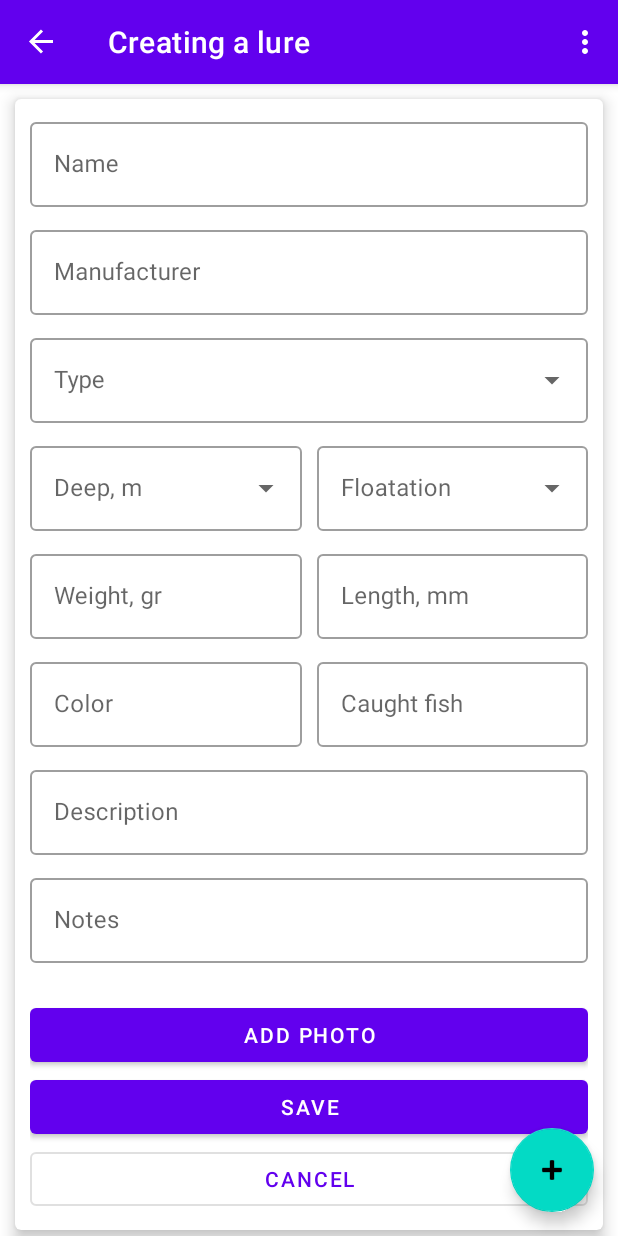
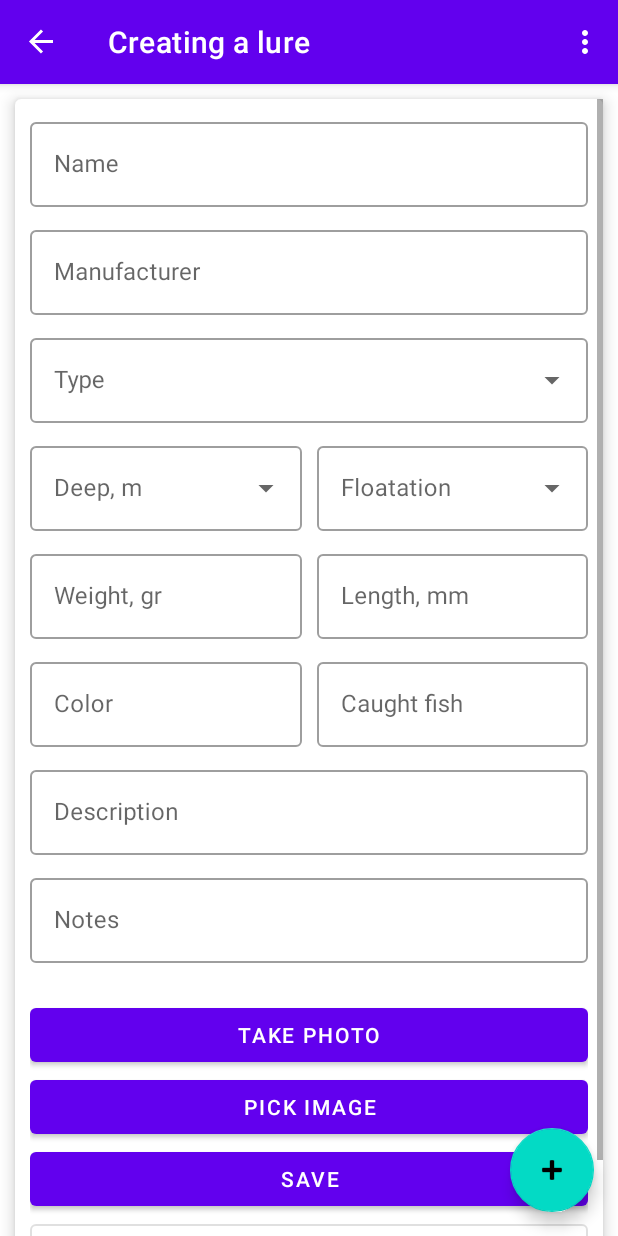
Before and after one commit to nanstas/Fisherman-s-pocket, an Android app: the screen it shows after launch (MainActivity), after a tap on an icon or button, on a phone screen of 412 x 824 dp. Run offline under Robolectric (Android 15) with nearby library versions, the phone set to English and light mode, and no system bars; our stand-ins replace Dagger/Hilt's generated code, Room's generated code, navigation-ui; libraries missing offline, so code that uses them is left out: com.github.dhaval2404.imagepicker.

Commit message:
add Glide & ImagePiker

```diff
--- a/app/src/main/AndroidManifest.xml
+++ b/app/src/main/AndroidManifest.xml
@@ -5,7 +5,7 @@
     <application
         android:name=".app.App"
         android:allowBackup="true"
-        android:icon="@mipmap/ic_launcher"
+        android:icon="@mipmap/ic_launcher_fish"
         android:label="@string/app_name"
         android:roundIcon="@mipmap/ic_launcher_fish_round"
         android:supportsRtl="true"
--- a/app/src/main/java/com/nanoshkin/fishermanspocket/presentation/ui/CreateEditLureFragment.kt
+++ b/app/src/main/java/com/nanoshkin/fishermanspocket/presentation/ui/CreateEditLureFragment.kt
@@ -1,11 +1,18 @@
 package com.nanoshkin.fishermanspocket.presentation.ui
 
+import android.app.Activity
+import android.content.Intent
+import android.net.Uri
 import android.os.Bundle
+import android.view.LayoutInflater
 import android.view.View
+import android.view.ViewGroup
 import android.widget.ArrayAdapter
+import android.widget.Toast
 import androidx.fragment.app.Fragment
 import androidx.fragment.app.viewModels
 import androidx.navigation.fragment.findNavController
+import com.github.dhaval2404.imagepicker.ImagePicker
 import com.nanoshkin.fishermanspocket.R
 import com.nanoshkin.fishermanspocket.databinding.FragmentCreateEditLureBinding
 import com.nanoshkin.fishermanspocket.domain.models.Lure
@@ -19,14 +26,51 @@ import com.nanoshkin.fishermanspocket.utils.Utils.convertLureTypeCategory
 import dagger.hilt.android.AndroidEntryPoint
 
 @AndroidEntryPoint
-class CreateEditLureFragment : Fragment(R.layout.fragment_create_edit_lure) {
+class CreateEditLureFragment : Fragment() {
+    private val photoRequestCode = 1
+    private val cameraRequestCode = 2
+
     private val viewModel: LureViewModel by viewModels()
     private lateinit var binding: FragmentCreateEditLureBinding
+
+    private var uri: Uri? = null
+
+    override fun onCreateView(
+        inflater: LayoutInflater,
+        container: ViewGroup?,
+        savedInstanceState: Bundle?
+    ): View? {
+        binding = FragmentCreateEditLureBinding.inflate(inflater, container, false)
+
+        binding.pickImageButton.setOnClickListener {
+            ImagePicker.with(this)
+                .crop()
+                .compress(2048)
+                .galleryOnly()
+                .galleryMimeTypes(
+                    arrayOf(
+                        "image/png",
+                        "image/jpeg",
+                    )
+                )
+                .start(photoRequestCode)
+        }
+
+        binding.takePhotoButton.setOnClickListener {
+            ImagePicker.with(this)
+                .crop()
+                .compress(2048)
+                .cameraOnly()
+                .start(cameraRequestCode)
+        }
+
+        return binding.root
+    }
 
     override fun onViewCreated(view: View, savedInstanceState: Bundle?) {
         super.onViewCreated(view, savedInstanceState)
 
-        binding = FragmentCreateEditLureBinding.bind(view)
+//        binding = FragmentCreateEditLureBinding.bind(view)
 
         with(binding) {
             val lureTypeAdapter =
@@ -62,8 +106,22 @@ class CreateEditLureFragment : Fragment(R.layout.fragment_create_edit_lure) {
                 description = descriptionEditText.text.toString(),
                 color = colorEditText.text.toString(),
                 effectiveness = caughtFishEditText.text.toString().toIntOrNull(),
-                notes = notesEditText.text.toString()
+                notes = notesEditText.text.toString(),
+                imageUrl = uri.toString()
             )
         }
     }
+
+    override fun onActivityResult(requestCode: Int, resultCode: Int, data: Intent?) {
+        super.onActivityResult(requestCode, resultCode, data)
+        if (resultCode == ImagePicker.RESULT_ERROR) {
+            Toast.makeText(requireContext(), ImagePicker.getError(data), Toast.LENGTH_SHORT).show()
+            return
+        }
+        if (resultCode == Activity.RESULT_OK && requestCode == photoRequestCode || resultCode == Activity.RESULT_OK && requestCode == cameraRequestCode) {
+            uri = data?.data
+//            viewModel.changePhoto(uri, file)
+            return
+        }
+    }
 }
--- /dev/null
+++ b/app/src/main/res/drawable/ic_no_photography_24.xml
@@ -0,0 +1,5 @@
+<vector android:alpha="0.1" android:height="24dp" android:tint="#868686"
+    android:viewportHeight="24" android:viewportWidth="24"
+    android:width="24dp" xmlns:android="http://schemas.android.com/apk/res/android">
+    <path android:fillColor="@android:color/white" android:pathData="M10.94,8.12L7.48,4.66L9,3h6l1.83,2H20c1.1,0 2,0.9 2,2v12c0,0.05 -0.01,0.1 -0.02,0.16l-5.1,-5.1C16.96,13.71 17,13.36 17,13c0,-2.76 -2.24,-5 -5,-5C11.64,8 11.29,8.04 10.94,8.12zM20.49,23.31L18.17,21H4c-1.1,0 -2,-0.9 -2,-2V7c0,-0.59 0.27,-1.12 0.68,-1.49l-2,-2L2.1,2.1l19.8,19.8L20.49,23.31zM14.49,17.32l-1.5,-1.5C12.67,15.92 12.35,16 12,16c-1.66,0 -3,-1.34 -3,-3c0,-0.35 0.08,-0.67 0.19,-0.98l-1.5,-1.5C7.25,11.24 7,12.09 7,13c0,2.76 2.24,5 5,5C12.91,18 13.76,17.75 14.49,17.32z"/>
+</vector>
--- a/app/src/main/res/layout/fragment_create_edit_lure.xml
+++ b/app/src/main/res/layout/fragment_create_edit_lure.xml
@@ -222,14 +222,23 @@
             </com.google.android.material.textfield.TextInputLayout>
 
             <com.google.android.material.button.MaterialButton
-                android:id="@+id/add_photo_button"
+                android:id="@+id/take_photo_button"
                 android:layout_width="match_parent"
                 android:layout_height="wrap_content"
                 android:layout_marginTop="@dimen/spacing_large"
-                android:text="@string/add_photo"
+                android:text="@string/take_photo"
                 app:layout_constraintEnd_toEndOf="parent"
                 app:layout_constraintStart_toStartOf="parent"
                 app:layout_constraintTop_toBottomOf="@id/notes_text_input_layout" />
+
+            <com.google.android.material.button.MaterialButton
+                android:id="@+id/pick_image_button"
+                android:layout_width="match_parent"
+                android:layout_height="wrap_content"
+                android:text="@string/pick_image"
+                app:layout_constraintEnd_toEndOf="parent"
+                app:layout_constraintStart_toStartOf="parent"
+                app:layout_constraintTop_toBottomOf="@id/take_photo_button" />
 
             <com.google.android.material.button.MaterialButton
                 android:id="@+id/save_button"
@@ -239,7 +248,7 @@
                 android:text="@string/save"
                 app:layout_constraintEnd_toEndOf="parent"
                 app:layout_constraintStart_toStartOf="parent"
-                app:layout_constraintTop_toBottomOf="@id/add_photo_button" />
+                app:layout_constraintTop_toBottomOf="@id/pick_image_button" />
 
             <com.google.android.material.button.MaterialButton
                 android:id="@+id/cancel_button"
--- a/app/src/main/res/values/strings.xml
+++ b/app/src/main/res/values/strings.xml
@@ -29,7 +29,8 @@
     <string name="cancel">Cancel</string>
     <string name="length">Length, mm</string>
     <string name="length_with_colon">Length, mm:</string>
-    <string name="add_photo">Add photo</string>
+    <string name="take_photo">Take photo</string>
+    <string name="pick_image">Pick image</string>
     <string name="notes">Notes</string>
     <string name="color">Color</string>
     <string name="color_with_colon">Color:</string>
--- a/build.gradle
+++ b/build.gradle
@@ -5,7 +5,7 @@ buildscript {
         mavenCentral()
     }
     dependencies {
-        classpath 'com.android.tools.build:gradle:7.1.0'
+        classpath 'com.android.tools.build:gradle:7.1.1'
         classpath "org.jetbrains.kotlin:kotlin-gradle-plugin:1.6.10"
         classpath "com.google.dagger:hilt-android-gradle-plugin:2.39.1"
         classpath "androidx.navigation:navigation-safe-args-gradle-plugin:2.3.5"
--- a/settings.gradle
+++ b/settings.gradle
@@ -10,6 +10,7 @@ dependencyResolutionManagement {
     repositories {
         google()
         mavenCentral()
+        maven { url 'https://jitpack.io' }
     }
 }
 rootProject.name = "Fisherman’s pocket"
```
Also changed, not shown: app/build.gradle (+8 -0 lines), app/src/main/java/com/nanoshkin/fishermanspocket/presentation/ui/FullLureFragment.kt (+8 -0 lines), 1 other file.
